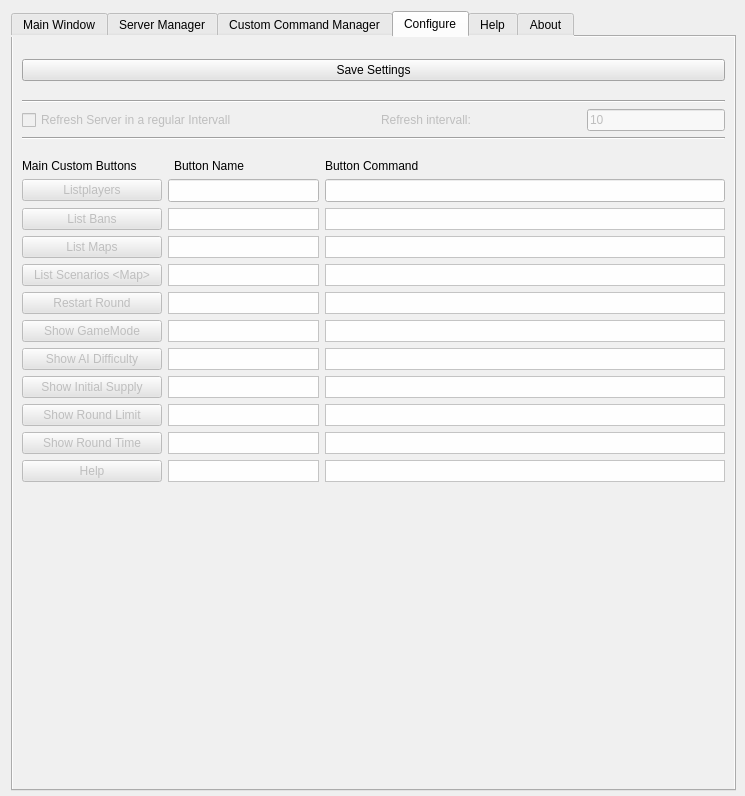
The window that source_files/isrt_main_tabbed_v0.6.ui (sargolin/ISRT-Insurgency-Sandstorm-RCON-TOOL-and-Mapchanger) describes before a commit, drawn with Qt 5.
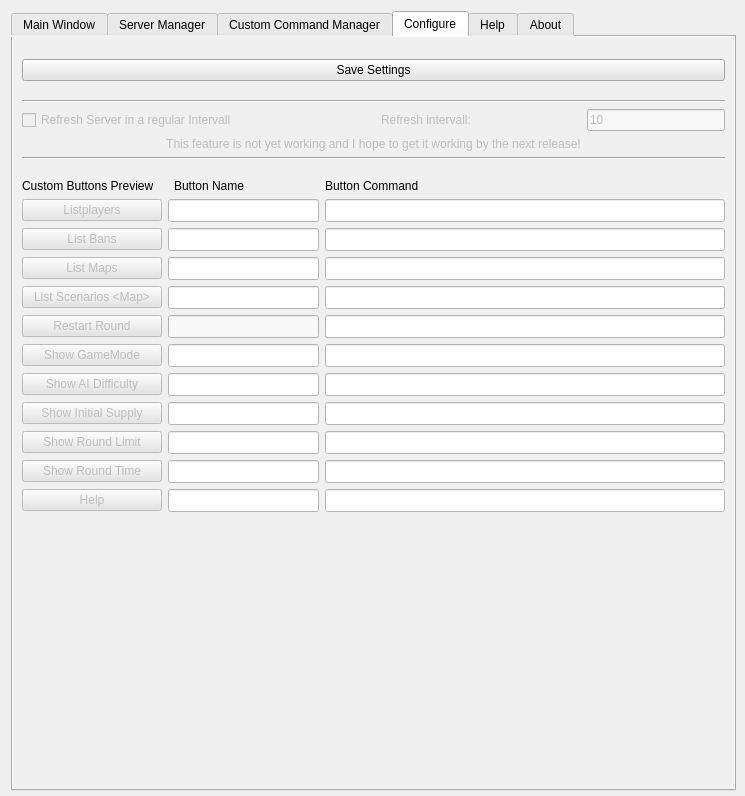
The same window after the commit. The open tabs and pages were chosen to show the change. Icons and pictures are not drawn.

```diff
--- a/source_files/isrt_main_tabbed_v0.6.ui
+++ b/source_files/isrt_main_tabbed_v0.6.ui
@@ -2316,6 +2316,19 @@
            </item>
           </layout>
          </item>
+         <item>
+          <widget class="QLabel" name="label_12">
+           <property name="enabled">
+            <bool>false</bool>
+           </property>
+           <property name="text">
+            <string>This feature is not yet working and I hope to get it working by the next release!</string>
+           </property>
+           <property name="alignment">
+            <set>Qt::AlignCenter</set>
+           </property>
+          </widget>
+         </item>
          <item>
           <widget class="Line" name="line_5">
            <property name="orientation">
@@ -2358,7 +2371,7 @@
                 <enum>QFrame::NoFrame</enum>
                </property>
                <property name="text">
-                <string>Main Custom Buttons</string>
+                <string>Custom Buttons Preview</string>
                </property>
               </widget>
              </item>
@@ -2502,53 +2515,29 @@
               </widget>
              </item>
              <item>
-              <widget class="QLabel" name="label_button_name_2">
+              <widget class="QLineEdit" name="label_button_name_2">
                <property name="minimumSize">
                 <size>
                  <width>100</width>
-                 <height>0</height>
+                 <height>23</height>
                 </size>
                </property>
                <property name="styleSheet">
                 <string notr="true">background-color:rgb(254, 254, 254);</string>
                </property>
-               <property name="frameShape">
-                <enum>QFrame::StyledPanel</enum>
-               </property>
-               <property name="text">
-                <string/>
-               </property>
-               <property name="textFormat">
-                <enum>Qt::PlainText</enum>
-               </property>
-               <property name="textInteractionFlags">
-                <set>Qt::LinksAccessibleByMouse|Qt::TextEditable|Qt::TextEditorInteraction|Qt::TextSelectableByKeyboard|Qt::TextSelectableByMouse</set>
-               </property>
               </widget>
              </item>
              <item>
-              <widget class="QLabel" name="label_command_button_2">
+              <widget class="QLineEdit" name="label_command_button_2">
                <property name="minimumSize">
                 <size>
                  <width>400</width>
-                 <height>0</height>
+                 <height>23</height>
                 </size>
                </property>
                <property name="styleSheet">
                 <string notr="true">background-color:rgb(254, 254, 254);</string>
                </property>
-               <property name="frameShape">
-                <enum>QFrame::StyledPanel</enum>
-               </property>
-               <property name="text">
-                <string/>
-               </property>
-               <property name="textFormat">
-                <enum>Qt::PlainText</enum>
-               </property>
-               <property name="textInteractionFlags">
-                <set>Qt::LinksAccessibleByMouse|Qt::TextEditable|Qt::TextEditorInteraction|Qt::TextSelectableByKeyboard|Qt::TextSelectableByMouse</set>
-               </property>
               </widget>
              </item>
             </layout>
@@ -2588,53 +2577,29 @@
               </widget>
              </item>
              <item>
-              <widget class="QLabel" name="label_button_name_3">
+              <widget class="QLineEdit" name="label_button_name_3">
                <property name="minimumSize">
                 <size>
                  <width>100</width>
-                 <height>0</height>
+                 <height>23</height>
                 </size>
                </property>
                <property name="styleSheet">
                 <string notr="true">background-color:rgb(254, 254, 254);</string>
                </property>
-               <property name="frameShape">
-                <enum>QFrame::StyledPanel</enum>
-               </property>
-               <property name="text">
-                <string/>
-               </property>
-               <property name="textFormat">
-                <enum>Qt::PlainText</enum>
-               </property>
-               <property name="textInteractionFlags">
-                <set>Qt::LinksAccessibleByMouse|Qt::TextEditable|Qt::TextEditorInteraction|Qt::TextSelectableByKeyboard|Qt::TextSelectableByMouse</set>
-               </property>
               </widget>
              </item>
              <item>
-              <widget class="QLabel" name="label_command_button_3">
+              <widget class="QLineEdit" name="label_command_button_3">
                <property name="minimumSize">
                 <size>
                  <width>400</width>
-                 <height>0</height>
+                 <height>23</height>
                 </size>
                </property>
                <property name="styleSheet">
                 <string notr="true">background-color:rgb(254, 254, 254);</string>
                </property>
-               <property name="frameShape">
-                <enum>QFrame::StyledPanel</enum>
-               </property>
-               <property name="text">
-                <string/>
-               </property>
-               <property name="textFormat">
-                <enum>Qt::PlainText</enum>
-               </property>
-               <property name="textInteractionFlags">
-                <set>Qt::LinksAccessibleByMouse|Qt::TextEditable|Qt::TextEditorInteraction|Qt::TextSelectableByKeyboard|Qt::TextSelectableByMouse</set>
-               </property>
               </widget>
              </item>
             </layout>
@@ -2674,53 +2639,29 @@
               </widget>
              </item>
              <item>
-              <widget class="QLabel" name="label_button_name_4">
+              <widget class="QLineEdit" name="label_button_name_4">
                <property name="minimumSize">
                 <size>
                  <width>100</width>
-                 <height>0</height>
+                 <height>23</height>
                 </size>
                </property>
                <property name="styleSheet">
                 <string notr="true">background-color:rgb(254, 254, 254);</string>
                </property>
-               <property name="frameShape">
-                <enum>QFrame::StyledPanel</enum>
-               </property>
-               <property name="text">
-                <string/>
-               </property>
-               <property name="textFormat">
-                <enum>Qt::PlainText</enum>
-               </property>
-               <property name="textInteractionFlags">
-                <set>Qt::LinksAccessibleByMouse|Qt::TextEditable|Qt::TextEditorInteraction|Qt::TextSelectableByKeyboard|Qt::TextSelectableByMouse</set>
-               </property>
               </widget>
              </item>
              <item>
-              <widget class="QLabel" name="label_command_button_4">
+              <widget class="QLineEdit" name="label_command_button_4">
                <property name="minimumSize">
                 <size>
                  <width>400</width>
-                 <height>0</height>
+                 <height>23</height>
                 </size>
                </property>
                <property name="styleSheet">
                 <string notr="true">background-color:rgb(254, 254, 254);</string>
                </property>
-               <property name="frameShape">
-                <enum>QFrame::StyledPanel</enum>
-               </property>
-               <property name="text">
-                <string/>
-               </property>
-               <property name="textFormat">
-                <enum>Qt::PlainText</enum>
-               </property>
-               <property name="textInteractionFlags">
-                <set>Qt::LinksAccessibleByMouse|Qt::TextEditable|Qt::TextEditorInteraction|Qt::TextSelectableByKeyboard|Qt::TextSelectableByMouse</set>
-               </property>
               </widget>
              </item>
             </layout>
@@ -2760,53 +2701,29 @@
               </widget>
              </item>
              <item>
-              <widget class="QLabel" name="label_button_name_5">
+              <widget class="QLineEdit" name="label_button_name_5">
                <property name="minimumSize">
                 <size>
                  <width>100</width>
-                 <height>0</height>
+                 <height>23</height>
                 </size>
                </property>
                <property name="styleSheet">
-                <string notr="true">background-color:rgb(254, 254, 254);</string>
-               </property>
-               <property name="frameShape">
-                <enum>QFrame::StyledPanel</enum>
-               </property>
-               <property name="text">
-                <string/>
-               </property>
-               <property name="textFormat">
-                <enum>Qt::PlainText</enum>
-               </property>
-               <property name="textInteractionFlags">
-                <set>Qt::LinksAccessibleByMouse|Qt::TextEditable|Qt::TextEditorInteraction|Qt::TextSelectableByKeyboard|Qt::TextSelectableByMouse</set>
+                <string notr="true">background-color:rgb(248, 248, 248);</string>
                </property>
               </widget>
              </item>
              <item>
-              <widget class="QLabel" name="label_command_button_5">
+              <widget class="QLineEdit" name="label_command_button_5">
                <property name="minimumSize">
                 <size>
                  <width>400</width>
-                 <height>0</height>
+                 <height>23</height>
                 </size>
                </property>
                <property name="styleSheet">
                 <string notr="true">background-color:rgb(254, 254, 254);</string>
                </property>
-               <property name="frameShape">
-                <enum>QFrame::StyledPanel</enum>
-               </property>
-               <property name="text">
-                <string/>
-               </property>
-               <property name="textFormat">
-                <enum>Qt::PlainText</enum>
-               </property>
-               <property name="textInteractionFlags">
-                <set>Qt::LinksAccessibleByMouse|Qt::TextEditable|Qt::TextEditorInteraction|Qt::TextSelectableByKeyboard|Qt::TextSelectableByMouse</set>
-               </property>
               </widget>
              </item>
             </layout>
@@ -2846,53 +2763,29 @@
               </widget>
              </item>
              <item>
-              <widget class="QLabel" name="label_button_name_6">
+              <widget class="QLineEdit" name="label_button_name_6">
                <property name="minimumSize">
                 <size>
                  <width>100</width>
-                 <height>0</height>
+                 <height>23</height>
                 </size>
                </property>
                <property name="styleSheet">
                 <string notr="true">background-color:rgb(254, 254, 254);</string>
                </property>
-               <property name="frameShape">
-                <enum>QFrame::StyledPanel</enum>
-               </property>
-               <property name="text">
-                <string/>
-               </property>
-               <property name="textFormat">
-                <enum>Qt::PlainText</enum>
-               </property>
-               <property name="textInteractionFlags">
-                <set>Qt::LinksAccessibleByMouse|Qt::TextEditable|Qt::TextEditorInteraction|Qt::TextSelectableByKeyboard|Qt::TextSelectableByMouse</set>
-               </property>
               </widget>
              </item>
              <item>
-              <widget class="QLabel" name="label_command_button_6">
+              <widget class="QLineEdit" name="label_command_button_6">
                <property name="minimumSize">
                 <size>
                  <width>400</width>
-                 <height>0</height>
+                 <height>23</height>
                 </size>
                </property>
                <property name="styleSheet">
                 <string notr="true">background-color:rgb(254, 254, 254);</string>
                </property>
-               <property name="frameShape">
-                <enum>QFrame::StyledPanel</enum>
-               </property>
-               <property name="text">
-                <string/>
-               </property>
-               <property name="textFormat">
-                <enum>Qt::PlainText</enum>
-               </property>
-               <property name="textInteractionFlags">
-                <set>Qt::LinksAccessibleByMouse|Qt::TextEditable|Qt::TextEditorInteraction|Qt::TextSelectableByKeyboard|Qt::TextSelectableByMouse</set>
-               </property>
               </widget>
              </item>
             </layout>
@@ -2932,53 +2825,29 @@
               </widget>
              </item>
              <item>
-              <widget class="QLabel" name="label_button_name_7">
+              <widget class="QLineEdit" name="label_button_name_7">
                <property name="minimumSize">
                 <size>
                  <width>100</width>
-                 <height>0</height>
+                 <height>23</height>
                 </size>
                </property>
                <property name="styleSheet">
                 <string notr="true">background-color:rgb(254, 254, 254);</string>
                </property>
-               <property name="frameShape">
-                <enum>QFrame::StyledPanel</enum>
-               </property>
-               <property name="text">
-                <string/>
-               </property>
-               <property name="textFormat">
-                <enum>Qt::PlainText</enum>
-               </property>
-               <property name="textInteractionFlags">
-                <set>Qt::LinksAccessibleByMouse|Qt::TextEditable|Qt::TextEditorInteraction|Qt::TextSelectableByKeyboard|Qt::TextSelectableByMouse</set>
-               </property>
               </widget>
              </item>
              <item>
-              <widget class="QLabel" name="label_command_button_7">
+              <widget class="QLineEdit" name="label_command_button_7">
                <property name="minimumSize">
                 <size>
                  <width>400</width>
-                 <height>0</height>
+                 <height>23</height>
                 </size>
                </property>
                <property name="styleSheet">
                 <string notr="true">background-color:rgb(254, 254, 254);</string>
                </property>
-               <property name="frameShape">
-                <enum>QFrame::StyledPanel</enum>
-               </property>
-               <property name="text">
-                <string/>
-               </property>
-               <property name="textFormat">
-                <enum>Qt::PlainText</enum>
-               </property>
-               <property name="textInteractionFlags">
-                <set>Qt::LinksAccessibleByMouse|Qt::TextEditable|Qt::TextEditorInteraction|Qt::TextSelectableByKeyboard|Qt::TextSelectableByMouse</set>
-               </property>
               </widget>
              </item>
             </layout>
@@ -3018,53 +2887,29 @@
               </widget>
              </item>
              <item>
-              <widget class="QLabel" name="label_button_name_8">
+              <widget class="QLineEdit" name="label_button_name_8">
                <property name="minimumSize">
                 <size>
                  <width>100</width>
-                 <height>0</height>
+                 <height>23</height>
                 </size>
                </property>
                <property name="styleSheet">
                 <string notr="true">background-color:rgb(254, 254, 254);</string>
                </property>
-               <property name="frameShape">
-                <enum>QFrame::StyledPanel</enum>
-               </property>
-               <property name="text">
-                <string/>
-               </property>
-               <property name="textFormat">
-                <enum>Qt::PlainText</enum>
-               </property>
-               <property name="textInteractionFlags">
-                <set>Qt::LinksAccessibleByMouse|Qt::TextEditable|Qt::TextEditorInteraction|Qt::TextSelectableByKeyboard|Qt::TextSelectableByMouse</set>
-               </property>
               </widget>
              </item>
              <item>
-              <widget class="QLabel" name="label_command_button_8">
+              <widget class="QLineEdit" name="label_command_button_8">
                <property name="minimumSize">
                 <size>
                  <width>400</width>
-                 <height>0</height>
+                 <height>23</height>
                 </size>
                </property>
                <property name="styleSheet">
                 <string notr="true">background-color:rgb(254, 254, 254);</string>
                </property>
-               <property name="frameShape">
-                <enum>QFrame::StyledPanel</enum>
-               </property>
-               <property name="text">
-                <string/>
-               </property>
-               <property name="textFormat">
-                <enum>Qt::PlainText</enum>
-               </property>
-               <property name="textInteractionFlags">
-                <set>Qt::LinksAccessibleByMouse|Qt::TextEditable|Qt::TextEditorInteraction|Qt::TextSelectableByKeyboard|Qt::TextSelectableByMouse</set>
-               </property>
               </widget>
              </item>
             </layout>
@@ -3104,53 +2949,29 @@
               </widget>
              </item>
              <item>
-              <widget class="QLabel" name="label_button_name_9">
+              <widget class="QLineEdit" name="label_button_name_9">
                <property name="minimumSize">
                 <size>
                  <width>100</width>
-                 <height>0</height>
+                 <height>23</height>
                 </size>
                </property>
                <property name="styleSheet">
                 <string notr="true">background-color:rgb(254, 254, 254);</string>
                </property>
-               <property name="frameShape">
-                <enum>QFrame::StyledPanel</enum>
-               </property>
-               <property name="text">
-                <string/>
-               </property>
-               <property name="textFormat">
-                <enum>Qt::PlainText</enum>
-               </property>
-               <property name="textInteractionFlags">
-                <set>Qt::LinksAccessibleByMouse|Qt::TextEditable|Qt::TextEditorInteraction|Qt::TextSelectableByKeyboard|Qt::TextSelectableByMouse</set>
-               </property>
               </widget>
              </item>
              <item>
-              <widget class="QLabel" name="label_command_button_9">
+              <widget class="QLineEdit" name="label_command_button_9">
                <property name="minimumSize">
                 <size>
                  <width>400</width>
-                 <height>0</height>
+                 <height>23</height>
                 </size>
                </property>
                <property name="styleSheet">
                 <string notr="true">background-color:rgb(254, 254, 254);</string>
                </property>
-               <property name="frameShape">
-                <enum>QFrame::StyledPanel</enum>
-               </property>
-               <property name="text">
-                <string/>
-               </property>
-               <property name="textFormat">
-                <enum>Qt::PlainText</enum>
-               </property>
-               <property name="textInteractionFlags">
-                <set>Qt::LinksAccessibleByMouse|Qt::TextEditable|Qt::TextEditorInteraction|Qt::TextSelectableByKeyboard|Qt::TextSelectableByMouse</set>
-               </property>
               </widget>
              </item>
             </layout>
@@ -3190,53 +3011,29 @@
               </widget>
              </item>
              <item>
-              <widget class="QLabel" name="label_button_name_10">
+              <widget class="QLineEdit" name="label_button_name_10">
                <property name="minimumSize">
                 <size>
                  <width>100</width>
-                 <height>0</height>
+                 <height>23</height>
                 </size>
                </property>
                <property name="styleSheet">
                 <string notr="true">background-color:rgb(254, 254, 254);</string>
                </property>
-               <property name="frameShape">
-                <enum>QFrame::StyledPanel</enum>
-               </property>
-               <property name="text">
-                <string/>
-               </property>
-               <property name="textFormat">
-                <enum>Qt::PlainText</enum>
-               </property>
-               <property name="textInteractionFlags">
-                <set>Qt::LinksAccessibleByMouse|Qt::TextEditable|Qt::TextEditorInteraction|Qt::TextSelectableByKeyboard|Qt::TextSelectableByMouse</set>
-               </property>
               </widget>
              </item>
              <item>
-              <widget class="QLabel" name="label_command_button_10">
+              <widget class="QLineEdit" name="label_command_button_10">
                <property name="minimumSize">
                 <size>
                  <width>400</width>
-                 <height>0</height>
+                 <height>23</height>
                 </size>
                </property>
                <property name="styleSheet">
                 <string notr="true">background-color:rgb(254, 254, 254);</string>
                </property>
-               <property name="frameShape">
-                <enum>QFrame::StyledPanel</enum>
-               </property>
-               <property name="text">
-                <string/>
-               </property>
-               <property name="textFormat">
-                <enum>Qt::PlainText</enum>
-               </property>
-               <property name="textInteractionFlags">
-                <set>Qt::LinksAccessibleByMouse|Qt::TextEditable|Qt::TextEditorInteraction|Qt::TextSelectableByKeyboard|Qt::TextSelectableByMouse</set>
-               </property>
               </widget>
              </item>
             </layout>
@@ -3276,53 +3073,29 @@
               </widget>
              </item>
              <item>
-              <widget class="QLabel" name="label_button_name_11">
+              <widget class="QLineEdit" name="label_button_name_11">
                <property name="minimumSize">
                 <size>
                  <width>100</width>
-                 <height>0</height>
+                 <height>23</height>
                 </size>
                </property>
                <property name="styleSheet">
                 <string notr="true">background-color:rgb(254, 254, 254);</string>
                </property>
-               <property name="frameShape">
-                <enum>QFrame::StyledPanel</enum>
-               </property>
-               <property name="text">
-                <string/>
-               </property>
-               <property name="textFormat">
-                <enum>Qt::PlainText</enum>
-               </property>
-               <property name="textInteractionFlags">
-                <set>Qt::LinksAccessibleByMouse|Qt::TextEditable|Qt::TextEditorInteraction|Qt::TextSelectableByKeyboard|Qt::TextSelectableByMouse</set>
-               </property>
               </widget>
              </item>
              <item>
-              <widget class="QLabel" name="label_command_button_11">
+              <widget class="QLineEdit" name="label_command_button_11">
                <property name="minimumSize">
                 <size>
                  <width>400</width>
-                 <height>0</height>
+                 <height>23</height>
                 </size>
                </property>
                <property name="styleSheet">
                 <string notr="true">background-color:rgb(254, 254, 254);</string>
                </property>
-               <property name="frameShape">
-                <enum>QFrame::StyledPanel</enum>
-               </property>
-               <property name="text">
-                <string/>
-               </property>
-               <property name="textFormat">
-                <enum>Qt::PlainText</enum>
-               </property>
-               <property name="textInteractionFlags">
-                <set>Qt::LinksAccessibleByMouse|Qt::TextEditable|Qt::TextEditorInteraction|Qt::TextSelectableByKeyboard|Qt::TextSelectableByMouse</set>
-               </property>
               </widget>
              </item>
             </layout>
```
Left out of the diff: 2 changed lines with no effect on the pictures.
